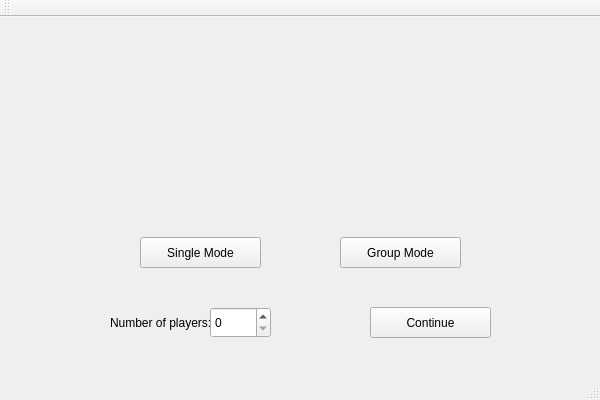
Qt form Cluedo/Cluedo.ui (Stephen-ODriscoll/Cluedo) before a commit.
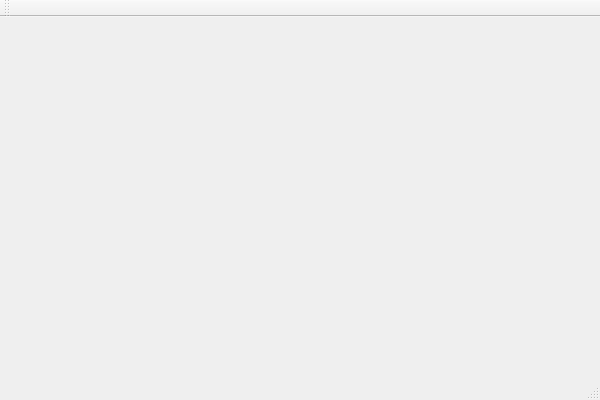
The same form after that commit.

What changed in the file:
```diff
--- a/Cluedo/Cluedo.ui
+++ b/Cluedo/Cluedo.ui
@@ -14,79 +14,17 @@
    <string>Cluedo</string>
   </property>
   <widget class="QWidget" name="centralWidget">
-   <widget class="QSpinBox" name="numPlayersBox">
+   <widget class="QStackedWidget" name="stackedWidget">
     <property name="geometry">
      <rect>
-      <x>210</x>
-      <y>290</y>
-      <width>61</width>
-      <height>31</height>
+      <x>-1</x>
+      <y>-1</y>
+      <width>601</width>
+      <height>361</height>
      </rect>
     </property>
-   </widget>
-   <widget class="QLabel" name="numPlayersLabel">
-    <property name="geometry">
-     <rect>
-      <x>110</x>
-      <y>290</y>
-      <width>101</width>
-      <height>31</height>
-     </rect>
-    </property>
-    <property name="text">
-     <string>Number of players:</string>
-    </property>
-   </widget>
-   <widget class="QPushButton" name="singleModeButton">
-    <property name="geometry">
-     <rect>
-      <x>140</x>
-      <y>220</y>
-      <width>121</width>
-      <height>31</height>
-     </rect>
-    </property>
-    <property name="text">
-     <string>Single Mode</string>
-    </property>
-   </widget>
-   <widget class="QPushButton" name="groupModeButton">
-    <property name="geometry">
-     <rect>
-      <x>340</x>
-      <y>220</y>
-      <width>121</width>
-      <height>31</height>
-     </rect>
-    </property>
-    <property name="text">
-     <string>Group Mode</string>
-    </property>
-   </widget>
-   <widget class="QLabel" name="icon">
-    <property name="geometry">
-     <rect>
-      <x>56</x>
-      <y>20</y>
-      <width>491</width>
-      <height>171</height>
-     </rect>
-    </property>
-    <property name="text">
-     <string/>
-    </property>
-   </widget>
-   <widget class="QPushButton" name="continue_2">
-    <property name="geometry">
-     <rect>
-      <x>370</x>
-      <y>290</y>
-      <width>121</width>
-      <height>31</height>
-     </rect>
-    </property>
-    <property name="text">
-     <string>Continue</string>
+    <property name="currentIndex">
+     <number>-1</number>
     </property>
    </widget>
   </widget>
```
Left out of the diff: 4 changed lines with no effect on the pictures.
